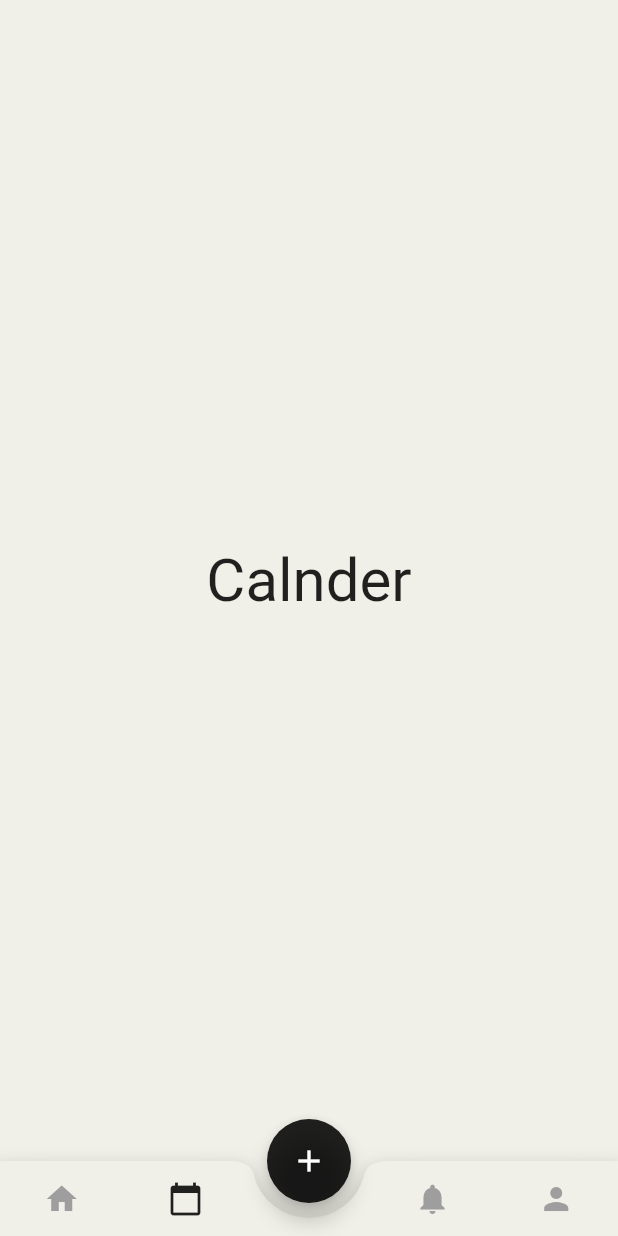
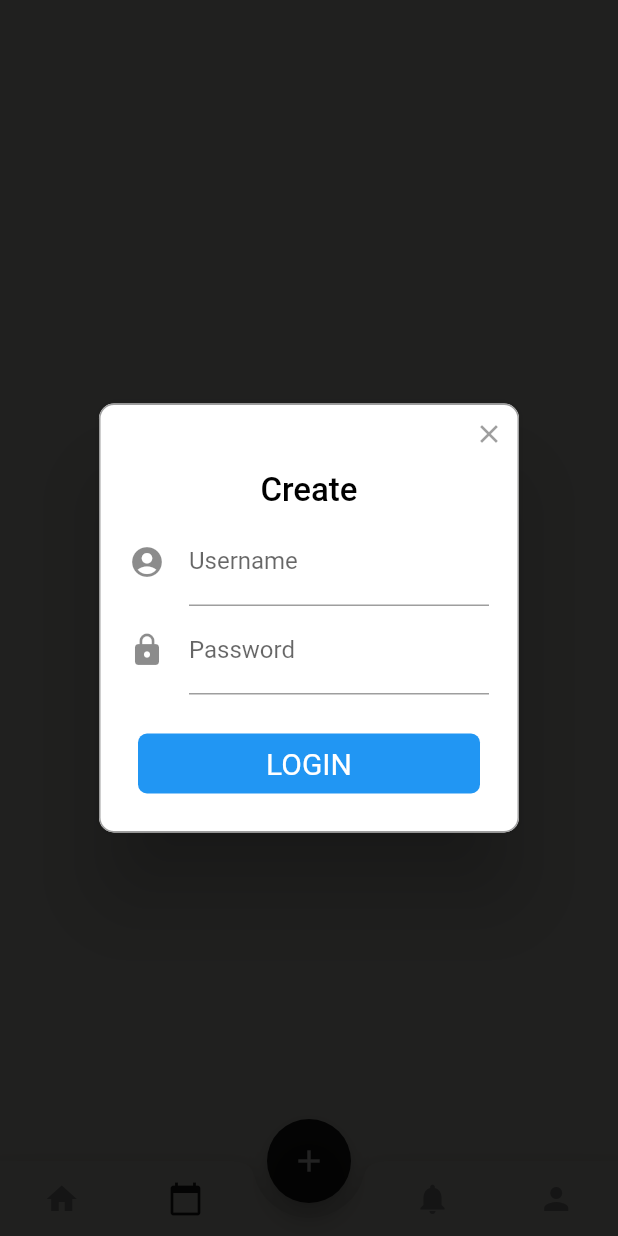
Before and after one commit to imshivamdwivedi/Buddy, a Flutter app: the screen it shows once a user with an empty profile is signed in, item 2 of the bottom bar chosen, after a tap on the "add" icon, on a phone screen of 412 x 824 dp. Run offline on Flutter 3.47's test engine with Material 2 defaults, Android fonts, the phone set to English and light mode, and no system bars; drawn by our look-alikes of rflutter_alert; our stand-ins replace another_flushbar, firebase_auth, firebase_core, firebase_database, flutter_svg, google_sign_in and 1 more; accounts and stored records are empty.

Commit message:
change icons from icons.person to icons.acpunt_circle in sign, signup and forget password screen

```diff
--- a/lib/auth/forget-password.dart
+++ b/lib/auth/forget-password.dart
@@ -28,7 +28,7 @@ class _ForgetPasswordState extends State<ForgetPassword> {
               height: 10,
             ),
             RoundedInputField(
-              icon: Icons.person,
+              icon: Icons.account_circle,
               text: "Email ",
               val: false,
               controller: _emailController,
--- a/lib/auth/sign_in.dart
+++ b/lib/auth/sign_in.dart
@@ -115,7 +115,7 @@ class _SignInState extends State<SignIn> {
               height: 10,
             ),
             RoundedInputField(
-              icon: Icons.person,
+              icon: Icons.account_circle,
               text: "Email ",
               val: false,
               controller: _emailController,
--- a/lib/auth/sign_up.dart
+++ b/lib/auth/sign_up.dart
@@ -204,7 +204,7 @@ class _SignUpState extends State<SignUp> {
               height: 10,
             ),
             RoundedInputField(
-              icon: Icons.person,
+              icon: Icons.account_circle,
               text: "Email ",
               val: false,
               controller: _emailController,
--- a/lib/user/screens/user_dashboard.dart
+++ b/lib/user/screens/user_dashboard.dart
@@ -4,6 +4,7 @@ import 'package:buddy/user/screens/user_dashboard_pages.dart/home.dart';
 import 'package:buddy/user/screens/user_dashboard_pages.dart/notification_screen.dart';
 import 'package:buddy/user/screens/user_dashboard_pages.dart/user_profile_screen.dart';
 import 'package:flutter/material.dart';
+import 'package:rflutter_alert/rflutter_alert.dart';
 
 class UserDashBoard extends StatefulWidget {
   static const routeName = 'user-dashboard';
@@ -23,6 +24,38 @@ class _UserDashBoardState extends State<UserDashBoard> {
   final PageStorageBucket bucket = PageStorageBucket();
   Widget currentScreen = UserHome();
 
+  _openPopup(context) {
+    Alert(
+        context: context,
+        title: "Create",
+        content: Column(
+          children: <Widget>[
+            TextField(
+              decoration: InputDecoration(
+                icon: Icon(Icons.account_circle),
+                labelText: 'Username',
+              ),
+            ),
+            TextField(
+              obscureText: true,
+              decoration: InputDecoration(
+                icon: Icon(Icons.lock),
+                labelText: 'Password',
+              ),
+            ),
+          ],
+        ),
+        buttons: [
+          DialogButton(
+            onPressed: () => Navigator.pop(context),
+            child: Text(
+              "LOGIN",
+              style: TextStyle(color: Colors.white, fontSize: 20),
+            ),
+          )
+        ]).show();
+  }
+
   @override
   Widget build(BuildContext context) {
     return Scaffold(
@@ -35,7 +68,9 @@ class _UserDashBoardState extends State<UserDashBoard> {
             Icons.add,
           ),
           backgroundColor: Colors.black87,
-          onPressed: () {},
+          onPressed: () {
+            _openPopup(context);
+          },
         ),
         floatingActionButtonLocation: FloatingActionButtonLocation.centerDocked,
         bottomNavigationBar: BottomAppBar(
--- a/pubspec.yaml
+++ b/pubspec.yaml
@@ -31,6 +31,7 @@ dependencies:
   provider: ^5.0.0
   google_sign_in: ^5.0.2
   another_flushbar: ^1.10.23
+  rflutter_alert: ^2.0.2
 
   # The following adds the Cupertino Icons font to your application.
   # Use with the CupertinoIcons class for iOS style icons.
```
Also changed, not shown: pubspec.lock.
